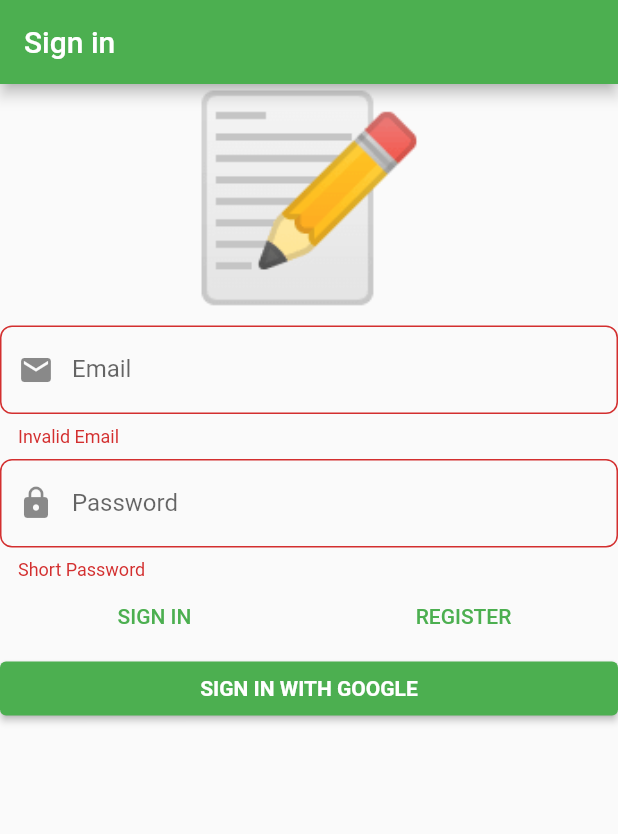
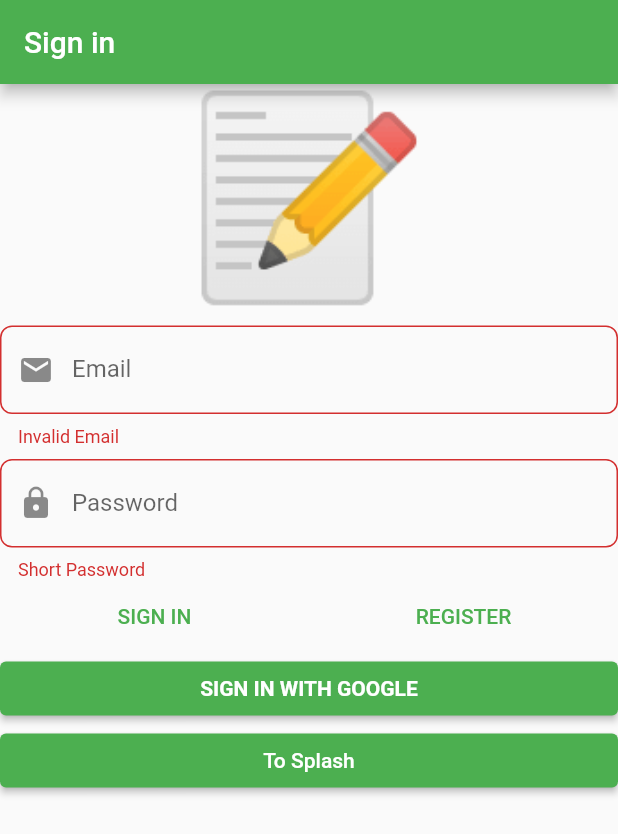
Before and after one commit to aliwaseem27/notes_ddd, a Flutter app: the screen it shows after launch, after a tap on "SIGN IN", on a phone screen of 412 x 824 dp. Shown: the top 834 px of the screen. Run offline on Flutter 3.47's test engine with Material 2 defaults, Android fonts, the phone set to English and light mode, and no system bars; our stand-ins replace another_flushbar, auto_route, bloc, dartz, firebase_auth, firebase_core and 5 more; accounts and stored records are empty.

```diff
--- a/lib/main.dart
+++ b/lib/main.dart
@@ -3,15 +3,13 @@ import 'package:flutter/material.dart';
 import 'package:flutter_bloc/flutter_bloc.dart';
 import 'package:injectable/injectable.dart';
 import 'package:notes_ddd/bloc_observer.dart';
-
 import 'package:notes_ddd/injection.dart';
 import 'package:notes_ddd/presentation/core/app_widget.dart';
-import 'package:notes_ddd/presentation/routes/app_router.dart';
 
 Future<void> main() async {
   WidgetsFlutterBinding.ensureInitialized();
   await Firebase.initializeApp();
   configureInjectable(Environment.prod);
-  runApp(AppWidget(getIt<AppRouter>()));
+  runApp(AppWidget());
   Bloc.observer = AppBlocObserver();
 }
--- a/lib/presentation/core/app_widget.dart
+++ b/lib/presentation/core/app_widget.dart
@@ -1,25 +1,36 @@
 import 'package:flutter/material.dart';
-import 'package:injectable/injectable.dart';
+import 'package:flutter_bloc/flutter_bloc.dart';
+import 'package:notes_ddd/application/auth/auth_bloc.dart';
+import 'package:notes_ddd/injection.dart';
 import 'package:notes_ddd/presentation/routes/app_router.dart';
 
-@injectable
 class AppWidget extends StatelessWidget {
-  final AppRouter appRouter ;
-  const AppWidget(this.appRouter, {super.key} );
+  AppWidget({super.key});
+
+  final _appRouter = getIt<AppRouter>();
 
   // This widget is the root of your application.
   @override
   Widget build(BuildContext context) {
-    return MaterialApp.router(
-      title: 'Notes',
-      theme: ThemeData(
-        primarySwatch: Colors.green,
-      ).copyWith(
-        inputDecorationTheme:  InputDecorationTheme(
-          border: OutlineInputBorder(borderRadius: BorderRadius.circular(8))
+    return MultiBlocProvider(
+      providers: [
+        BlocProvider(
+            create: (context) =>
+                getIt<AuthBloc>()..add(const AuthEvent.authCheckRequested())),
+      ],
+      child: MaterialApp.router(
+        title: 'Notes',
+        theme: ThemeData(
+          primarySwatch: Colors.green,
+        ).copyWith(
+          inputDecorationTheme: InputDecorationTheme(
+            border: OutlineInputBorder(
+              borderRadius: BorderRadius.circular(8),
+            ),
+          ),
         ),
+        routerConfig: _appRouter.config(),
       ),
-      routerConfig: appRouter.config(),
     );
   }
 }
--- a/lib/presentation/routes/app_router.dart
+++ b/lib/presentation/routes/app_router.dart
@@ -1,14 +1,19 @@
 import 'package:auto_route/auto_route.dart';
 import 'package:injectable/injectable.dart';
 import 'package:notes_ddd/presentation/sign_in/sign_in_page.dart';
+import 'package:notes_ddd/presentation/splash/splash_page.dart';
 
 part 'app_router.gr.dart';
 
-@Singleton()
+@lazySingleton
 @AutoRouterConfig()
 class AppRouter extends _$AppRouter {
   @override
+  RouteType get defaultRouteType => RouteType.material();
+
+  @override
   List<AutoRoute> get routes => [
-        AutoRoute(page: SignInRoute.page, initial: true),
+        AutoRoute(path: "/Splash",page: SplashRoute.page),
+        AutoRoute(path: "/", page: SignInRoute.page, initial: true),
       ];
 }
--- a/lib/presentation/sign_in/widgets/sign_in_form.dart
+++ b/lib/presentation/sign_in/widgets/sign_in_form.dart
@@ -1,7 +1,9 @@
 import 'package:another_flushbar/flushbar_helper.dart';
+import 'package:auto_route/auto_route.dart';
 import 'package:flutter/material.dart';
 import 'package:flutter_bloc/flutter_bloc.dart';
 import 'package:notes_ddd/application/auth/sign_in_form/sign_in_form_bloc.dart';
+import 'package:notes_ddd/presentation/routes/app_router.dart';
 
 class SignInForm extends StatelessWidget {
   const SignInForm({Key? key}) : super(key: key);
@@ -87,14 +89,14 @@ class SignInForm extends StatelessWidget {
                   Expanded(
                     child: TextButton(
                       onPressed: () => context.read<SignInFormBloc>().add(
-                          SignInFormEvent.signInWithEmailAndPasswordPressed()),
+                          const SignInFormEvent.signInWithEmailAndPasswordPressed()),
                       child: const Text("SIGN IN"),
                     ),
                   ),
                   Expanded(
                     child: TextButton(
                       onPressed: () {
-                        context.read<SignInFormBloc>().add(SignInFormEvent
+                        context.read<SignInFormBloc>().add(const SignInFormEvent
                             .registerWithEmailAndPasswordPressed());
                       },
                       child: const Text("REGISTER"),
@@ -105,11 +107,17 @@ class SignInForm extends StatelessWidget {
               ElevatedButton(
                 onPressed: () => context
                     .read<SignInFormBloc>()
-                    .add(SignInFormEvent.signInWithGooglePressed()),
+                    .add(const SignInFormEvent.signInWithGooglePressed()),
                 child: const Text(
                   "SIGN IN WITH GOOGLE",
                   style: TextStyle(fontWeight: FontWeight.bold),
                 ),
+              ),
+              ElevatedButton(
+                onPressed: () {
+                  context.router.push(const SplashRoute());
+                },
+                child: const Text("To Splash"),
               )
             ],
           ),
```
Also changed, not shown: lib/presentation/splash/splash_page.dart (added, +45 -0 lines), lib/injection.config.dart, lib/presentation/routes/app_router.gr.dart.
